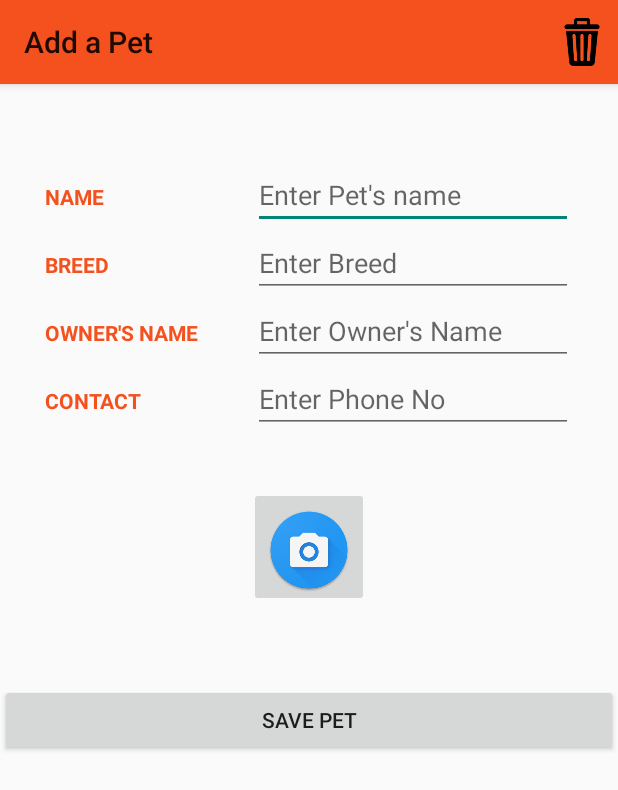
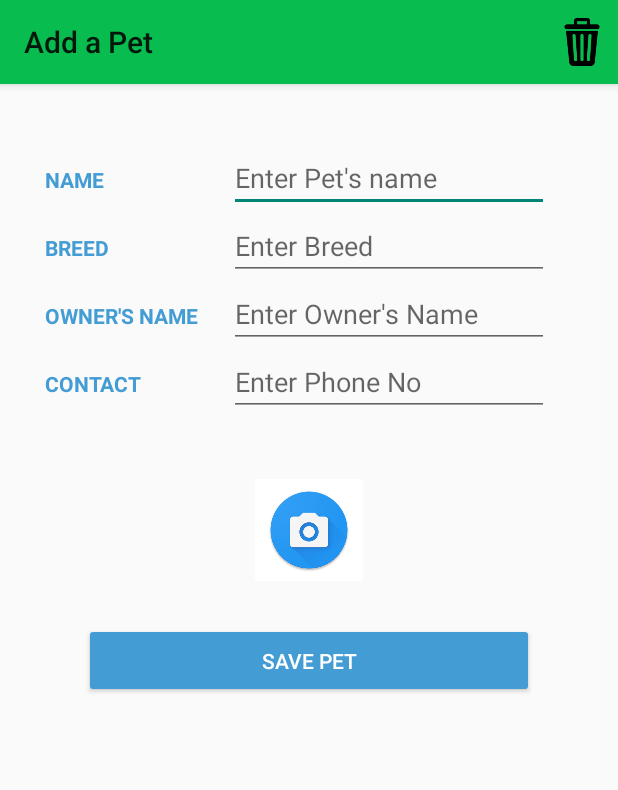
Before and after one commit to PratikshaMore/BUDDY-1, an Android app: the AddPetActivity screen opened directly, with no data from a screen before it, on a phone screen of 412 x 824 dp. Shown: the top 790 px of the screen. Run offline under Robolectric (Android 15) with nearby library versions, the phone set to English and light mode, and no system bars.

Commit message:
xml color changed

```diff
--- a/app/src/main/res/layout/pet_add.xml
+++ b/app/src/main/res/layout/pet_add.xml
@@ -8,7 +8,7 @@
         android:id="@+id/my_toolbar"
         android:layout_width="match_parent"
         android:layout_height="?attr/actionBarSize"
-        android:background="@color/orange"
+        android:background="#08bc50"
         android:elevation="4dp"
         android:theme="@style/ThemeOverlay.AppCompat.ActionBar"
         app:popupTheme="@style/ThemeOverlay.AppCompat.Light"/>
@@ -32,14 +32,14 @@
             android:layout_alignParentStart="true"
             android:text="NAME"
             android:textStyle="bold"
-            android:textColor="@color/orange" />
+            android:textColor="#439cd4" />
 
         <EditText
             android:id="@+id/editPetName"
             android:layout_width="wrap_content"
             android:layout_height="wrap_content"
-            android:layout_alignParentEnd="true"
-            android:layout_marginTop="11dp"
+            android:layout_alignStart="@+id/editPetBreed"
+            android:layout_below="@+id/textViewImagePath"
             android:ems="10"
             android:hint="Enter Pet's name"
             android:inputType="textPersonName" />
@@ -73,14 +73,14 @@
             android:layout_alignParentStart="true"
             android:text="BREED"
             android:textStyle="bold"
-            android:textColor="@color/orange"
+            android:textColor="#439cd4"
             android:visibility="visible" />
 
         <EditText
             android:id="@+id/editPetBreed"
             android:layout_width="wrap_content"
             android:layout_height="wrap_content"
-            android:layout_alignParentEnd="true"
+            android:layout_alignStart="@+id/editPetOwnerName"
             android:layout_below="@+id/editPetName"
             android:ems="10"
             android:hint="Enter Breed" />
@@ -94,14 +94,15 @@
             android:layout_toEndOf="@+id/textViewImagePath"
             android:text="OWNER'S NAME"
             android:textStyle="bold"
-            android:textColor="@color/orange" />
+            android:textColor="#439cd4" />
 
         <EditText
             android:id="@+id/editPetOwnerName"
             android:layout_width="wrap_content"
             android:layout_height="wrap_content"
-            android:layout_alignParentEnd="true"
             android:layout_below="@+id/editPetBreed"
+            android:layout_marginStart="20dp"
+            android:layout_toEndOf="@+id/lblOwnerName"
             android:ems="10"
             android:hint="Enter Owner's Name"
             android:inputType="text" />
@@ -115,13 +116,13 @@
             android:layout_alignParentStart="true"
             android:text="CONTACT"
             android:textStyle="bold"
-            android:textColor="@color/orange" />
+            android:textColor="#439cd4" />
 
         <EditText
             android:id="@+id/editPetContact"
             android:layout_width="wrap_content"
             android:layout_height="wrap_content"
-            android:layout_alignParentEnd="true"
+            android:layout_alignStart="@+id/editPetOwnerName"
             android:layout_below="@+id/editPetOwnerName"
             android:digits="0123456789+"
             android:ems="10"
@@ -140,12 +141,14 @@
 
     <Button
         android:id="@+id/btnAddPet"
-        android:layout_width="match_parent"
-        android:layout_height="wrap_content"
-        android:layout_alignParentStart="true"
+        android:layout_width="300dp"
+        android:layout_height="50dp"
         android:layout_below="@+id/addImageButton"
-        android:layout_marginTop="51dp"
+        android:layout_centerHorizontal="true"
+        android:layout_marginTop="22dp"
         android:onClick="btnSavePetClick"
+        android:backgroundTint="#439cd4"
+        android:textColor="#ffffff"
         android:text="SAVE PET" />
 
     <TextView
@@ -156,7 +159,7 @@
         android:layout_centerHorizontal="true"
         android:layout_marginTop="10dp"
         android:text="ENTER PET INFORMATION"
-        android:textColor="#1111e9" />
+        android:textColor="#439cd4" />
 
     <ImageButton
         android:id="@+id/addImageButton"
@@ -166,7 +169,9 @@
         android:layout_centerHorizontal="true"
         android:layout_marginTop="36dp"
         android:cropToPadding="false"
-        android:scaleType="fitEnd"
+        android:scaleType="fitCenter"
+        android:backgroundTint="#ffffff"
+        android:radius = "4dp"
         android:src="@drawable/camera" />
 
     <!--<ListView-->
--- a/app/src/main/res/layout/pet_list.xml
+++ b/app/src/main/res/layout/pet_list.xml
@@ -10,7 +10,7 @@
         android:id="@+id/my_toolbar"
         android:layout_width="match_parent"
         android:layout_height="?attr/actionBarSize"
-        android:background="@color/orange"
+        android:background="#0ce262"
         android:elevation="4dp"
         android:theme="@style/ThemeOverlay.AppCompat.ActionBar"
         app:popupTheme="@style/ThemeOverlay.AppCompat.Light"/>
@@ -43,7 +43,7 @@
         app:fabSize="normal"
         app:elevation="0dp"
         app:pressedTranslationZ="0dp"
-        android:backgroundTint="@color/orange"/>
+        android:backgroundTint="#439cd4"/>
 
     <android.support.design.widget.FloatingActionButton
         android:id="@+id/btnDeletePet"
@@ -59,7 +59,7 @@
         app:fabSize="normal"
         app:elevation="0dp"
         app:pressedTranslationZ="0dp"
-        app:rippleColor="@android:color/darker_gray"
+        android:backgroundTint="#439cd4"
         android:visibility="invisible"/>
     <!--<Button-->
         <!--android:id="@+id/button2"-->
```
Also changed, not shown: app/src/main/res/layout/activity_main.xml (+13 -10 lines), app/src/main/res/layout/history_add.xml (+24 -18 lines), app/src/main/res/layout/history_list.xml (+6 -3 lines), app/src/main/res/layout/history_list_header.xml (+8 -5 lines), app/src/main/res/layout/history_page.xml (+9 -6 lines), 2 other files.
